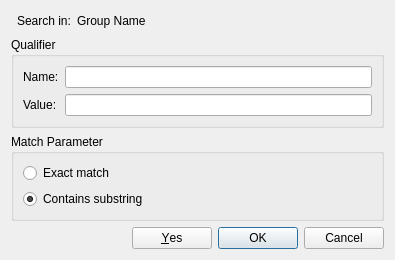
violethaze74/ugene, file src/corelibs/U2View/src/ov_sequence/ui/SearchQualifierDialog.ui: the form before one commit.
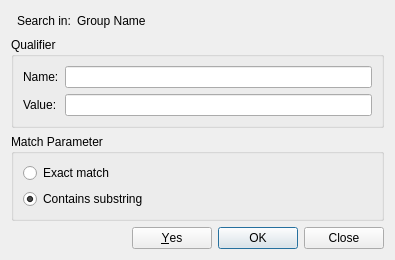
The form after the commit.

Commit message: UGENE-4212 – Search qualifier works incorrectly Dialog's behavior was changed: the dialog is not closed after the search finish, user should close it manually when he/she find everything what he/she wants.

```diff
--- a/src/corelibs/U2View/src/ov_sequence/ui/SearchQualifierDialog.ui
+++ b/src/corelibs/U2View/src/ov_sequence/ui/SearchQualifierDialog.ui
@@ -126,7 +126,7 @@
    <item row="6" column="0" colspan="5">
     <widget class="QDialogButtonBox" name="buttonBox">
      <property name="standardButtons">
-      <set>QDialogButtonBox::Cancel|QDialogButtonBox::Ok|QDialogButtonBox::Yes</set>
+      <set>QDialogButtonBox::Close|QDialogButtonBox::Ok|QDialogButtonBox::Yes</set>
      </property>
     </widget>
    </item>
```
Left out of the diff: 16 changed lines with no effect on the pictures. The commit also changes 2 other files.
